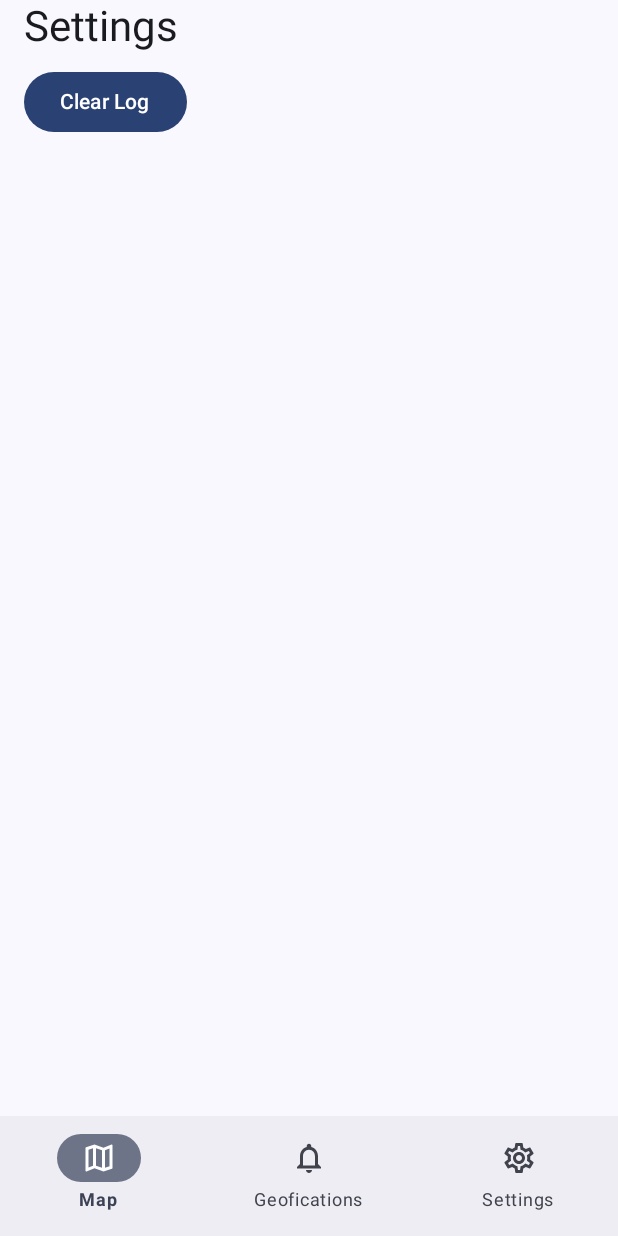
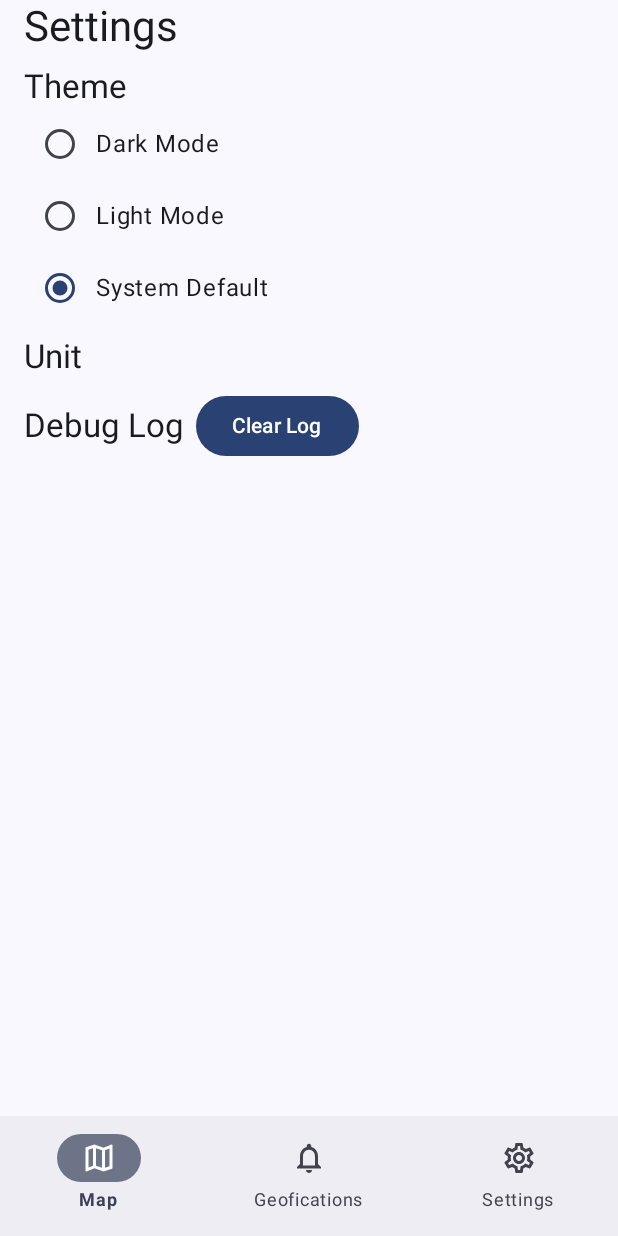
Before and after one commit to tobibrtnr/Geofication, an Android app built with Jetpack Compose: the SettingsScreen screen opened through its navigation route, on a phone screen of 412 x 824 dp. Run offline under Robolectric (Android 15) with nearby library versions, the phone set to English and light mode, and no system bars; our stand-ins replace Room's generated code; 3 statements that could not run were skipped.

Commit message:
Add buggy night mode setting

```diff
--- a/app/src/main/java/de/tobibrtnr/geofication/ui/SettingsScreen.kt
+++ b/app/src/main/java/de/tobibrtnr/geofication/ui/SettingsScreen.kt
@@ -1,5 +1,11 @@
 package de.tobibrtnr.geofication.ui
 
+import android.app.UiModeManager
+import android.content.Context
+import android.content.res.Configuration
+import android.os.Build
+import androidx.annotation.RequiresApi
+import androidx.appcompat.app.AppCompatDelegate
 import androidx.compose.foundation.layout.Arrangement
 import androidx.compose.foundation.layout.Column
 import androidx.compose.foundation.layout.Row
@@ -8,12 +14,14 @@ import androidx.compose.foundation.layout.fillMaxSize
 import androidx.compose.foundation.layout.fillMaxWidth
 import androidx.compose.foundation.layout.height
 import androidx.compose.foundation.layout.padding
+import androidx.compose.foundation.layout.width
 import androidx.compose.foundation.lazy.LazyColumn
 import androidx.compose.foundation.lazy.items
 import androidx.compose.material3.Button
 import androidx.compose.material3.Card
 import androidx.compose.material3.CardDefaults
 import androidx.compose.material3.MaterialTheme
+import androidx.compose.material3.RadioButton
 import androidx.compose.material3.Text
 import androidx.compose.runtime.Composable
 import androidx.compose.runtime.LaunchedEffect
@@ -23,6 +31,8 @@ import androidx.compose.runtime.remember
 import androidx.compose.runtime.setValue
 import androidx.compose.ui.Alignment
 import androidx.compose.ui.Modifier
+import androidx.compose.ui.platform.LocalConfiguration
+import androidx.compose.ui.platform.LocalContext
 import androidx.compose.ui.unit.dp
 import de.tobibrtnr.geofication.util.LogEntry
 import de.tobibrtnr.geofication.util.LogUtil
@@ -33,11 +43,18 @@ import java.text.SimpleDateFormat
 import java.util.Date
 import java.util.Locale
 
+@RequiresApi(Build.VERSION_CODES.S)
 @Composable
 fun SettingsScreen(
   modifier: Modifier = Modifier,
 ) {
 
+  val context = LocalContext.current
+  val uiModeManager = context.getSystemService(Context.UI_MODE_SERVICE) as UiModeManager
+
+  var selectedMode by remember { mutableStateOf(uiModeManager.nightMode) }
+  println(selectedMode)
+  Configuration.UI_MODE_NIGHT_NO
   var logEntryArray by remember { mutableStateOf(emptyList<LogEntry>()) }
   LaunchedEffect(Unit) {
     val logEntries = LogUtil.getLogs()
@@ -48,14 +65,62 @@ fun SettingsScreen(
   Column(modifier = Modifier.padding(horizontal = 16.dp)) {
     Text(text = "Settings", style = MaterialTheme.typography.headlineMedium)
     Spacer(modifier = Modifier.height(8.dp))
-    Button(onClick = {
-      CoroutineScope(SupervisorJob()).launch {
-        LogUtil.deleteAll()
-        logEntryArray = LogUtil.getLogs()
+    Text(text = "Theme", style = MaterialTheme.typography.titleLarge)
+    Row(verticalAlignment = Alignment.CenterVertically) {
+      RadioButton(
+        selected = selectedMode == UiModeManager.MODE_NIGHT_YES,
+        onClick = {
+          selectedMode = UiModeManager.MODE_NIGHT_YES; uiModeManager.setApplicationNightMode(
+          UiModeManager.MODE_NIGHT_YES
+        )
+        },
+      )
+      Text(text = "Dark Mode")
+    }
 
+    Row(verticalAlignment = Alignment.CenterVertically) {
+      RadioButton(
+        selected = selectedMode == UiModeManager.MODE_NIGHT_NO,
+        onClick = {
+          selectedMode = UiModeManager.MODE_NIGHT_NO; uiModeManager.setApplicationNightMode(
+          UiModeManager.MODE_NIGHT_NO
+        )
+        },
+      )
+      Text(text = "Light Mode")
+    }
+
+    Row(verticalAlignment = Alignment.CenterVertically) {
+      RadioButton(
+        selected = selectedMode == UiModeManager.MODE_NIGHT_AUTO,
+        onClick = {
+          selectedMode = UiModeManager.MODE_NIGHT_AUTO; uiModeManager.setApplicationNightMode(
+          UiModeManager.MODE_NIGHT_AUTO
+        )
+        },
+      )
+      Text(text = "System Default")
+    }
+    Spacer(modifier = Modifier.height(8.dp))
+    Text(text = "Unit", style = MaterialTheme.typography.titleLarge)
+    Spacer(modifier = Modifier.height(8.dp))
+    Row(verticalAlignment = Alignment.CenterVertically) {
+      Text(text = "Debug Log", style = MaterialTheme.typography.titleLarge)
+      Spacer(Modifier.width(8.dp))
+      Button(onClick = {
+        CoroutineScope(SupervisorJob()).launch {
+          if (Build.VERSION.SDK_INT >= Build.VERSION_CODES.S) {
+            uiModeManager.setApplicationNightMode(UiModeManager.MODE_NIGHT_YES)
+          } else {
+            AppCompatDelegate.setDefaultNightMode(AppCompatDelegate.MODE_NIGHT_YES)
+          }
+
+          //LogUtil.deleteAll()
+          //logEntryArray = LogUtil.getLogs()
+        }
+      }) {
+        Text("Clear Log")
       }
-    }) {
-      Text("Clear Log")
     }
     Spacer(modifier = Modifier.height(8.dp))
 
```
